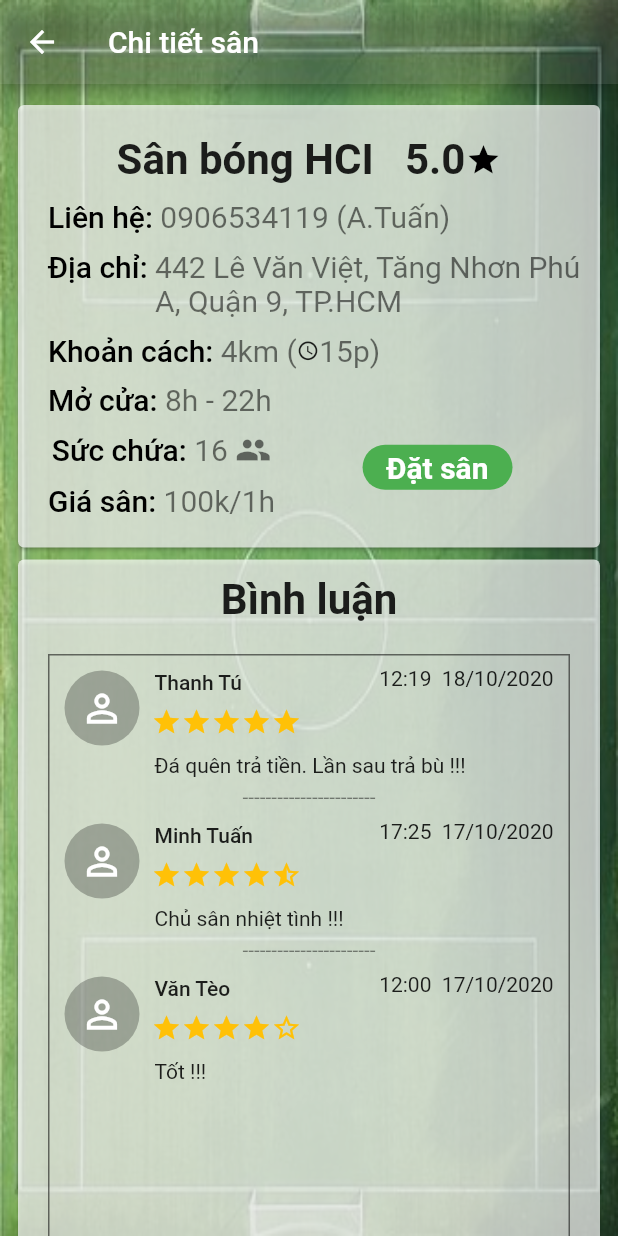
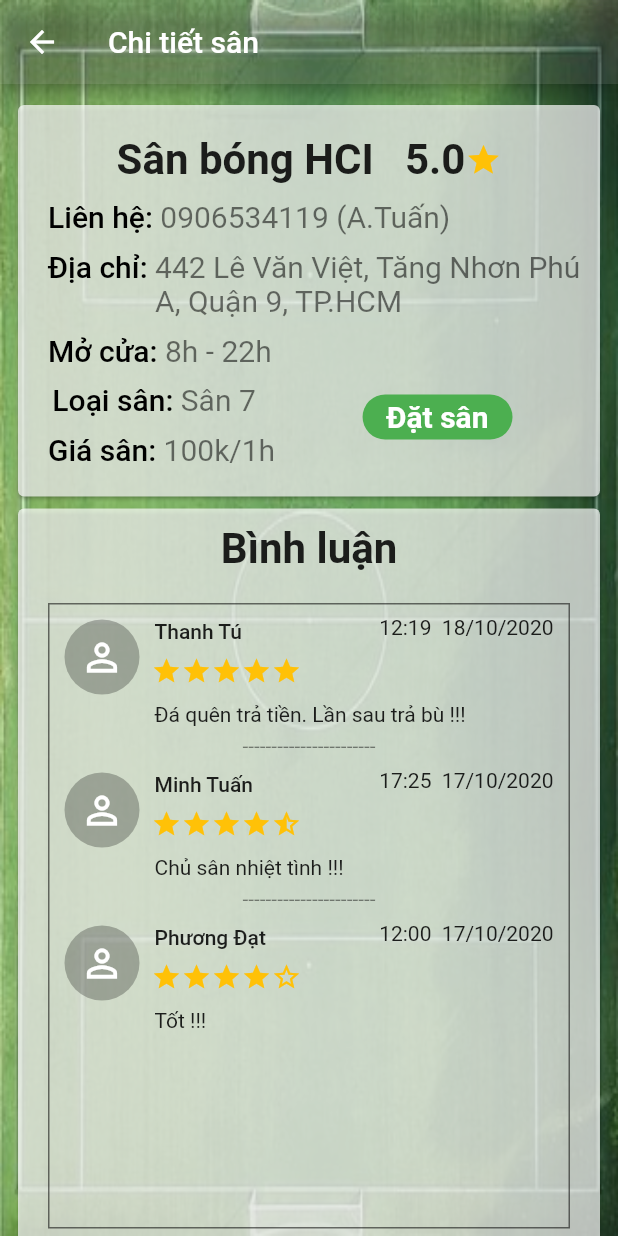
Before and after one commit to tult1803/HCI, a Flutter app: the NewsPage widget shown alone on an empty page, opened directly, after a tap on "Sân bóng HCI", on a phone screen of 412 x 824 dp. Run offline on Flutter 3.47's test engine with Material 2 defaults, Android fonts, the phone set to English and light mode, and no system bars; our stand-ins replace curved_navigation_bar, email_validator, firebase_auth, firebase_core, flutter_datetime_picker, font_awesome_flutter and 4 more; accounts and stored records are empty; Roboto replaces fonts that are missing (Alice).

Commit message:
Update Layout

```diff
--- a/football_manager/lib/home.dart
+++ b/football_manager/lib/home.dart
@@ -3,6 +3,7 @@
 import 'package:flutter/material.dart';
 import 'package:football_manager/url/url.dart';
 import 'package:football_manager/view/booking.dart';
+import 'package:football_manager/view/history_booking.dart';
 import 'package:football_manager/view/news.dart';
 import 'package:football_manager/view/profile.dart';
 import 'package:google_fonts/google_fonts.dart';
@@ -34,7 +35,7 @@
           index: 1,
           height: 50.0,
           items: <Widget>[
-            Icon(Icons.compare_arrows, size: 30),
+            Icon(Icons.my_library_books_outlined, size: 30),
             Icon(Icons.assignment, size: 30),
             Icon(Icons.perm_identity, size: 30),
           ],
@@ -50,7 +51,7 @@
               print('Index: $_page');
               if(index == 0){
                 color = Color.fromARGB(255, 107,147,79);
-                _widget = BookingPage();
+                _widget = HistoryBookingPage();
               }else if(index == 1){
                 color = Color.fromARGB(255, 143,183,130);
                 _widget = NewsPage();
--- a/football_manager/lib/presenter/presenter_news.dart
+++ b/football_manager/lib/presenter/presenter_news.dart
@@ -2,6 +2,7 @@
 import 'package:flutter/material.dart';
 import 'package:football_manager/view/details_booking.dart';
 import 'package:football_manager/view/final_details_booking.dart';
+import 'package:google_fonts/google_fonts.dart';
 
 Widget CategoriesScroller(BuildContext context, String s1, String ss1, String p1, int price1,String s2, String ss2, String p2, int price2, String s3, String ss3, String p3, int price3){
   final double categoryHeight = MediaQuery.of(context).size.height * 0.30 - 50;
@@ -38,11 +39,11 @@
                           Expanded(
                             child: Text(
                               "$s1",
-                              style: TextStyle(fontSize: 25, color: Colors.black87, fontWeight: FontWeight.bold),
+                              style: GoogleFonts.capriola(fontSize: 23, color: Colors.black87, fontWeight: FontWeight.bold),
                             ),
                           ),
                           Text('$ss1', style: TextStyle(color: Colors.black, fontSize: 20, fontWeight: FontWeight.w700),),
-                          Icon(Icons.star_border, size: 30,),
+                          Icon(Icons.star, size: 30, color: Colors.amber,),
                         ],
                       ),
                       SizedBox(
@@ -75,7 +76,7 @@
                         height: 10,
                       ),
                       Text(
-                        "Sức chứa: 16",
+                        "Loại sân: Sân 7",
                         style: TextStyle(fontSize: 16, color: Colors.black54),
                       ),
                       SizedBox(
@@ -113,11 +114,11 @@
                           Expanded(
                             child: Text(
                               "$s2",
-                              style: TextStyle(fontSize: 25, color: Colors.black87, fontWeight: FontWeight.bold),
+                              style: GoogleFonts.capriola(fontSize: 23, color: Colors.black87, fontWeight: FontWeight.bold),
                             ),
                           ),
                           Text('$ss2', style: TextStyle(color: Colors.black, fontSize: 20, fontWeight: FontWeight.w700),),
-                          Icon(Icons.star_border, size: 30,),
+                          Icon(Icons.star, size: 30, color: Colors.amber,),
                         ],
                       ),
                       SizedBox(
@@ -150,7 +151,7 @@
                         height: 10,
                       ),
                       Text(
-                        "Sức chứa: 16",
+                        "Loại sân: Sân 5",
                         style: TextStyle(fontSize: 16, color: Colors.black54),
                       ),
                       SizedBox(
@@ -187,11 +188,11 @@
                         Expanded(
                           child: Text(
                             "$s3",
-                            style: TextStyle(fontSize: 25, color: Colors.black87, fontWeight: FontWeight.bold),
+                            style: GoogleFonts.capriola(fontSize: 23, color: Colors.black87, fontWeight: FontWeight.bold),
                           ),
                         ),
                         Text('$ss3', style: TextStyle(color: Colors.black, fontSize: 20, fontWeight: FontWeight.w700),),
-                        Icon(Icons.star_border, size: 30,),
+                        Icon(Icons.star, size: 30, color: Colors.amber,),
                       ],
                     ),
                     SizedBox(
@@ -224,7 +225,7 @@
                       height: 10,
                     ),
                     Text(
-                      "Sức chứa: 16",
+                      "Loại sân: Sân 5",
                       style: TextStyle(fontSize: 16, color: Colors.black54),
                     ),
                     SizedBox(
@@ -285,11 +286,11 @@
                           Expanded(
                             child: Text(
                               "$s1",
-                              style: TextStyle(fontSize: 25, color: Colors.black87, fontWeight: FontWeight.bold),
+                              style: GoogleFonts.capriola(fontSize: 23, color: Colors.black87, fontWeight: FontWeight.bold),
                             ),
                           ),
                           Text('$ss1', style: TextStyle(color: Colors.black, fontSize: 20, fontWeight: FontWeight.w700),),
-                          Icon(Icons.star_border, size: 30,),
+                          Icon(Icons.star, size: 30, color: Colors.amber,),
                         ],
                       ),
                       SizedBox(
@@ -318,7 +319,7 @@
                           Row(
                             children: [
                               Text('${price1}k/1h', style: TextStyle(fontSize: 16, color: Colors.black54, decoration: TextDecoration.lineThrough	), ),
-                              Text(' ${80}k/1h', style: TextStyle(fontSize: 16, color: Colors.black, decoration: TextDecoration.none	), ),
+                              Text('    ${80}k/1h', style: GoogleFonts.aladin(fontSize: 20, color: Colors.black, decoration: TextDecoration.none	), ),
                             ],
                           ),
                         ],
@@ -327,7 +328,7 @@
                         height: 10,
                       ),
                       Text(
-                        "Sức chứa: 16",
+                        "Loại sân: Sân 7",
                         style: TextStyle(fontSize: 16, color: Colors.black54),
                       ),
                       SizedBox(
@@ -365,11 +366,11 @@
                           Expanded(
                             child: Text(
                               "$s2",
-                              style: TextStyle(fontSize: 25, color: Colors.black87, fontWeight: FontWeight.bold),
+                              style: GoogleFonts.capriola(fontSize: 23, color: Colors.black87, fontWeight: FontWeight.bold),
                             ),
                           ),
                           Text('$ss2', style: TextStyle(color: Colors.black, fontSize: 20, fontWeight: FontWeight.w700),),
-                          Icon(Icons.star_border, size: 30,),
+                          Icon(Icons.star, size: 30, color: Colors.amber,),
                         ],
                       ),
                       SizedBox(
@@ -398,7 +399,7 @@
                           Row(
                             children: [
                               Text('${price2}k/1h', style: TextStyle(fontSize: 16, color: Colors.black54,decoration: TextDecoration.lineThrough),),
-                              Text(' ${price2 - 30}k/1h', style: TextStyle(fontSize: 16, color: Colors.black,decoration: TextDecoration.none),),
+                              Text('     ${price2 - 30}k/1h', style: GoogleFonts.aladin(fontSize: 20, color: Colors.black,decoration: TextDecoration.none),),
                             ],
                           ),
                         ],
@@ -407,7 +408,7 @@
                         height: 10,
                       ),
                       Text(
-                        "Sức chứa: 16",
+                        "Loại sân: Sân 5",
                         style: TextStyle(fontSize: 16, color: Colors.black54),
                       ),
                       SizedBox(
@@ -444,11 +445,11 @@
                         Expanded(
                           child: Text(
                             "$s3",
-                            style: TextStyle(fontSize: 25, color: Colors.black87, fontWeight: FontWeight.bold),
+                            style: GoogleFonts.capriola(fontSize: 23, color: Colors.black87, fontWeight: FontWeight.bold),
                           ),
                         ),
                         Text('$ss3', style: TextStyle(color: Colors.black, fontSize: 20, fontWeight: FontWeight.w700),),
-                        Icon(Icons.star_border, size: 30,),
+                        Icon(Icons.star, size: 30, color: Colors.amber,),
                       ],
                     ),
                     SizedBox(
@@ -477,7 +478,7 @@
                         Row(
                           children: [
                             Text('${price3}k/1h', style: TextStyle(fontSize: 16, color: Colors.black54,decoration: TextDecoration.lineThrough	),),
-                            Text('  ${price3 - 10}k/1h', style: TextStyle(fontSize: 16, color: Colors.black,decoration: TextDecoration.none	),),
+                            Text('      ${price3 - 20}k/1h', style: GoogleFonts.aladin(fontSize: 20, color: Colors.black,decoration: TextDecoration.none	),),
                           ],
                         ),
 
@@ -488,7 +489,7 @@
                       height: 10,
                     ),
                     Text(
-                      "Sức chứa: 16",
+                      "Loại sân: Sân 7",
                       style: TextStyle(fontSize: 16, color: Colors.black54),
                     ),
                     SizedBox(
--- a/football_manager/lib/view/details_booking.dart
+++ b/football_manager/lib/view/details_booking.dart
@@ -145,7 +145,7 @@
                            mainAxisAlignment: MainAxisAlignment.center,
                            children: [
                              Text('${tapped}', style: GoogleFonts.alice(fontSize: 28, fontWeight: FontWeight.w600),),
-                             Icon(Icons.star ,color: Colors.black,),
+                             Icon(Icons.star ,color: Colors.amber,),
                            ],
                          )),
                        ),
@@ -175,17 +175,17 @@
                          ),
                        ),
 
-                       Padding(
-                         padding: const EdgeInsets.only(top: 10, left: 20),
-                         child: Row(
-                           children: [
-                             Text('Khoản cách: ', style: TextStyle(fontSize: 20, color: Colors.black, fontWeight: FontWeight.w500),),
-                             Text('4km (', style: TextStyle(fontSize: 20, color: Colors.black54),),
-                             Icon(Icons.watch_later_outlined, size: 15,),
-                             Text('15p)', style: TextStyle(fontSize: 20, color: Colors.black54),),
-                           ],
-                         ),
-                       ),
+                       // Padding(
+                       //   padding: const EdgeInsets.only(top: 10, left: 20),
+                       //   child: Row(
+                       //     children: [
+                       //       Text('Khoảng cách: ', style: TextStyle(fontSize: 20, color: Colors.black, fontWeight: FontWeight.w500),),
+                       //       Text('4km (', style: TextStyle(fontSize: 20, color: Colors.black54),),
+                       //       Icon(Icons.watch_later_outlined, size: 15,),
+                       //       Text('15p)', style: TextStyle(fontSize: 20, color: Colors.black54),),
+                       //     ],
+                       //   ),
+                       // ),
 
                        Padding(
                          padding: const EdgeInsets.only(top: 10, left: 20),
@@ -203,12 +203,11 @@
                              child: Column(
                                children: [
                                  Padding(
-                                   padding: const EdgeInsets.only(top: 10, left: 20),
+                                   padding: const EdgeInsets.only(top: 10, left: 10),
                                    child: Row(
                                      children: [
-                                       Text('Sức chứa: ', style: TextStyle(fontSize: 20, color: Colors.black, fontWeight: FontWeight.w500),),
-                                       Text('16 ', style: TextStyle(fontSize: 20, color: Colors.black54),),
-                                       Icon(Icons.people, color: Colors.black54,),
+                                       Text('Loại sân: ', style: TextStyle(fontSize: 20, color: Colors.black, fontWeight: FontWeight.w500),),
+                                       Text('Sân 7', style: TextStyle(fontSize: 20, color: Colors.black54),),
                                      ],
                                    ),
                                  ),
@@ -283,7 +282,7 @@
                                       padding: const EdgeInsets.only(top: 5.0),
                                       child: Text('-----------------------', style: TextStyle(color: Colors.black45),),
                                     ),
-                                    containerRates('Văn Tèo', '12:00  17/10/2020', Star4(), 'Tốt !!!'),
+                                    containerRates('Phương Đạt', '12:00  17/10/2020', Star4(), 'Tốt !!!'),
                                   ],
                                 ),
                               ),
--- a/football_manager/lib/view/news.dart
+++ b/football_manager/lib/view/news.dart
@@ -6,6 +6,8 @@
 import 'package:football_manager/url/url.dart';
 import 'package:football_manager/view/details_news.dart';
 import 'package:google_fonts/google_fonts.dart';
+
+import 'booking.dart';
 
 class NewsPage extends StatefulWidget {
   @override
@@ -79,7 +81,7 @@
                     Container(
                         padding: EdgeInsets.only(left: 25),
                         alignment: Alignment.centerLeft,
-                        child: Text('Đang giảm giá', style: TextStyle(fontSize: 28, fontWeight: FontWeight.w700, decoration: TextDecoration.underline, color: Colors.black87),)
+                        child: Text('Giá tốt nhất', style: TextStyle(fontSize: 28, fontWeight: FontWeight.w700, decoration: TextDecoration.underline, color: Color.fromARGB(255, 23, 22, 22)),)
                     ),
                     AnimatedOpacity(
                       duration: const Duration(milliseconds: 200),
@@ -94,7 +96,7 @@
                     Container(
                         padding: EdgeInsets.only(left: 25),
                         alignment: Alignment.centerLeft,
-                        child: Text('Yêu thích nhất', style: TextStyle(fontSize: 28, fontWeight: FontWeight.w700, decoration: TextDecoration.underline, color: Colors.black87),)
+                        child: Text('Đánh giá cao', style: TextStyle(fontSize: 28, fontWeight: FontWeight.w700, decoration: TextDecoration.underline, color: Color.fromARGB(255, 23, 22, 22)),)
                     ),
                     // SizedBox(height: 5,),
                     // tintuc('8h - 13h','SWD', 20, 4.5, 15, 4.5),
@@ -116,7 +118,7 @@
                     Container(
                         padding: EdgeInsets.only(left: 25),
                         alignment: Alignment.centerLeft,
-                        child: Text('Gần nhất', style: TextStyle(fontSize: 28, fontWeight: FontWeight.w700, decoration: TextDecoration.underline, color: Colors.black87),)
+                        child: Text('Gần nhất', style: TextStyle(fontSize: 28, fontWeight: FontWeight.w700, decoration: TextDecoration.underline, color: Color.fromARGB(255, 23, 22, 22)),)
                     ),
                     // SizedBox(height: 5,),
                     // tintuc('8h - 13h','SWD', 20, 4.5, 15, 4.5),
@@ -133,28 +135,6 @@
                           alignment: Alignment.topCenter,
                           height: closeTopContainer?0:(categoryHeight - 40),
                           child: CategoriesScroller(context, 'Sân bóng ACC', '5.0', '0907777777 (A.Dũng)', 120, 'Sân bóng ISC', '4.5', '0901234567 (A.Nguyên)', 100,'Sân bóng PRM', '3.5', '0978999999(A.Đạt)', 110)),
-                    ),
-
-                    Container(
-                        padding: EdgeInsets.only(left: 25),
-                        alignment: Alignment.centerLeft,
-                        child: Text('Giá tốt nhất', style: TextStyle(fontSize: 28, fontWeight: FontWeight.w700, decoration: TextDecoration.underline, color: Colors.black87),)
-                    ),
-                    // SizedBox(height: 5,),
-                    // tintuc('8h - 13h','SWD', 20, 4.5, 15, 4.5),
-                    // tintuc('10h - 13h','HCI', 25, 5, 5, 2),
-                    // tintuc('16h - 22h','ACC', 30,3, 30, 6.3),
-                    // tintuc('15h - 19h','ISC', 10, 4, 24, 5.5),
-                    // tintuc('20h - 22h','PRM', 50, 3.5, 43, 8),
-                    AnimatedOpacity(
-                      duration: const Duration(milliseconds: 200),
-                      opacity: closeTopContainer?0:1,
-                      child: AnimatedContainer(
-                          duration: const Duration(milliseconds: 200),
-                          width: size.width,
-                          alignment: Alignment.topCenter,
-                          height: closeTopContainer?0:(categoryHeight - 40),
-                          child: CategoriesScroller(context, 'Sân bóng PRM', '3.5', '0978999999 (A.Đạt)', 100, 'Sân bóng SWD', '4.5', '0956721329 (A.Tú)', 130,'Sân bóng PRM', '3.5', '0978999999(A.Đạt)', 110)),
                     ),
                   ],
                 ),
@@ -180,7 +160,7 @@
         child: FlatButton(
           shape: RoundedRectangleBorder(borderRadius: BorderRadius.circular(10)),
           onPressed: () {
-
+            Navigator.of(context).push(MaterialPageRoute(builder: (context) => BookingPage()));
           },
           child: Column(
             crossAxisAlignment: CrossAxisAlignment.center,
```
Also changed, not shown: football_manager/lib/view/booking.dart (+12 -7 lines), football_manager/lib/view/final_details_booking.dart (+32 -5 lines), football_manager/lib/view/history_booking.dart (added, +30 -0 lines), 1 other file.
